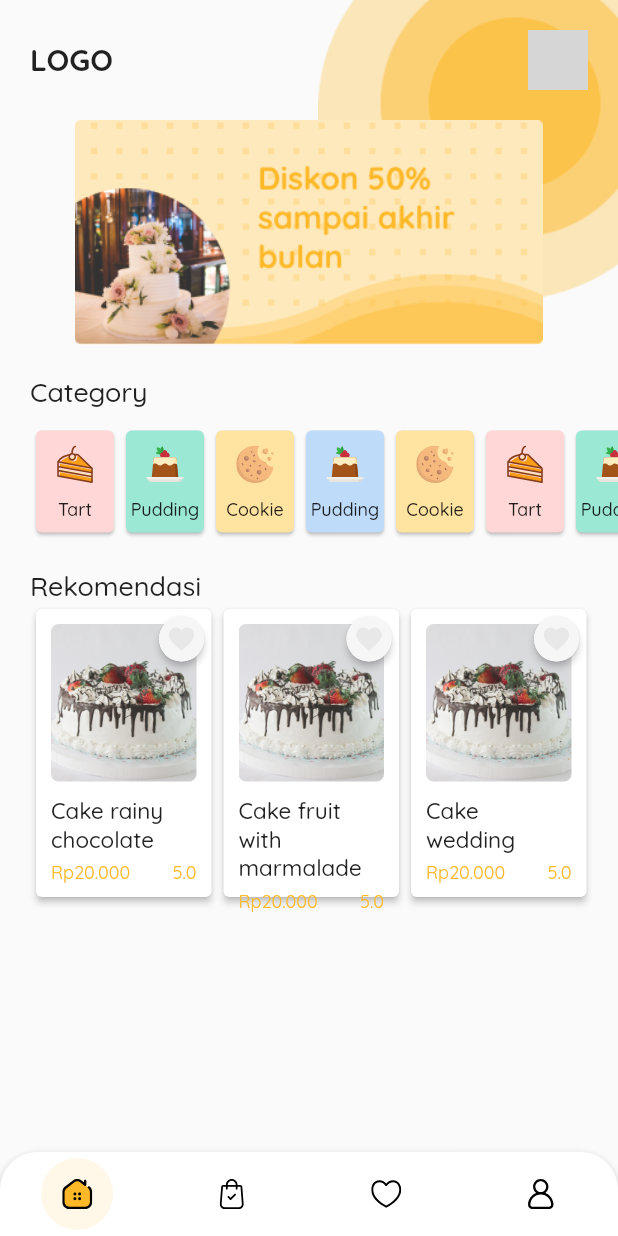
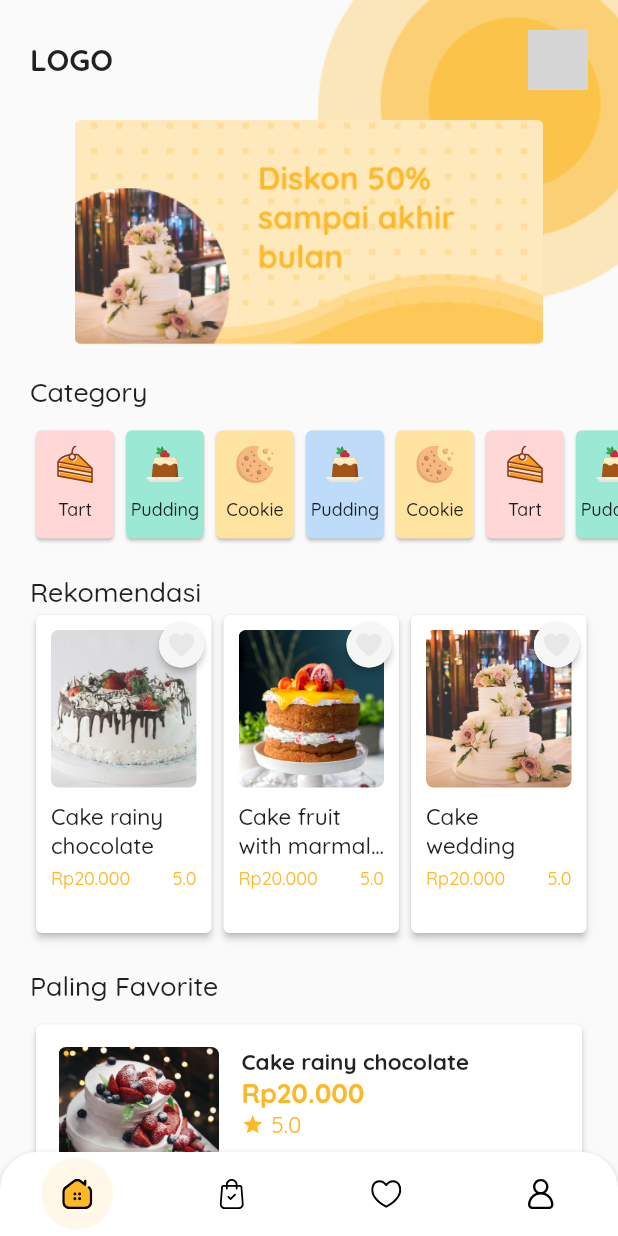
Before and after one commit to DeniJuly/CakeApp, a Flutter app: the screen it shows after launch, on a phone screen of 412 x 824 dp. Run offline on Flutter 3.47's test engine with Material 2 defaults, Android fonts, the phone set to English and light mode, and no system bars; drawn by our look-alikes of carousel_slider, flutter_snake_navigationbar; our stand-ins replace flutter_svg; network calls fail; grey boxes are pictures that could not be loaded.

Commit message:
favorite page

```diff
--- a/lib/component/category_card.dart
+++ b/lib/component/category_card.dart
@@ -19,10 +19,13 @@ class CategoryCard extends StatelessWidget {
             children: [
               SvgPicture.asset(icon),
               SizedBox(height: 10.0),
-              Text(title, style: TextStyle(
-                fontSize: 12,
-                fontWeight: FontWeight.w500,
-              ))
+              Text(title,
+                  maxLines: 1,
+                  overflow: TextOverflow.ellipsis,
+                  style: TextStyle(
+                    fontSize: 12,
+                    fontWeight: FontWeight.w500,
+                  ))
             ],
           ),
         ),
--- /dev/null
+++ b/lib/component/favorite_card.dart
@@ -0,0 +1,172 @@
+import 'package:flutter/material.dart';
+
+class FavoriteCard extends StatefulWidget {
+  final String title;
+  final String image;
+  final String price;
+  final String rate;
+  final double width;
+
+  FavoriteCard({this.title, this.image, this.price, this.rate, this.width});
+
+  @override
+  _FavoriteCardState createState() => _FavoriteCardState(
+      title: title, image: image, price: price, rate: rate, width: width);
+}
+
+class _FavoriteCardState extends State<FavoriteCard> {
+  final String title;
+  final String image;
+  final String price;
+  final String rate;
+  final double width;
+
+  _FavoriteCardState(
+      {this.title, this.image, this.price, this.rate, this.width});
+
+  @override
+  Widget build(BuildContext context) {
+    return Padding(
+      padding: EdgeInsets.only(left: 20, right: 20, top: 10),
+      child: SizedBox(
+        child: Card(
+          elevation: 2,
+          child: Padding(
+            padding: EdgeInsets.all(15.0),
+            child: Row(
+              crossAxisAlignment: CrossAxisAlignment.start,
+              children: [
+                ClipRRect(
+                  borderRadius: BorderRadius.circular(5),
+                  child: Image.asset(
+                    image,
+                    width: 107,
+                    height: 107,
+                    fit: BoxFit.cover,
+                  ),
+                ),
+                SizedBox(
+                  width: 15,
+                ),
+                Expanded(
+                  flex: 1,
+                  child: Container(
+                    height: 110,
+                    child: Column(
+                      crossAxisAlignment: CrossAxisAlignment.start,
+                      mainAxisAlignment: MainAxisAlignment.spaceBetween,
+                      children: [
+                        Column(
+                          crossAxisAlignment: CrossAxisAlignment.start,
+                          children: [
+                            Text(
+                              title,
+                              maxLines: 2,
+                              overflow: TextOverflow.ellipsis,
+                              style: TextStyle(
+                                  fontSize: 15, fontWeight: FontWeight.bold),
+                            ),
+                            Text(
+                              price,
+                              style: TextStyle(
+                                  fontSize: 18,
+                                  fontWeight: FontWeight.bold,
+                                  color: Color(0xffFDB827)),
+                            ),
+                            Row(
+                              children: [
+                                Icon(
+                                  Icons.star,
+                                  color: Color(0xffFDB827),
+                                  size: 15,
+                                ),
+                                SizedBox(
+                                  width: 5,
+                                ),
+                                Text(
+                                  rate,
+                                  style: TextStyle(
+                                      fontSize: 15, color: Color(0xffFDB827)),
+                                )
+                              ],
+                            ),
+                          ],
+                        ),
+                        Row(
+                          children: [
+                            Container(
+                              width: 30,
+                              height: 30,
+                              decoration: BoxDecoration(
+                                borderRadius: BorderRadius.circular(30),
+                                color: Color(0xffF6F6F6),
+                              ),
+                              child: Icon(
+                                Icons.favorite,
+                                size: 20,
+                                color: Color(0xffFDB827),
+                              ),
+                            ),
+                            SizedBox(
+                              width: 10,
+                            ),
+                            Container(
+                              width: 30,
+                              height: 30,
+                              decoration: BoxDecoration(
+                                borderRadius: BorderRadius.circular(30),
+                                color: Color(0xffF6F6F6),
+                              ),
+                              child: Center(
+                                  child: Text(
+                                '-',
+                                style: TextStyle(
+                                  fontSize: 18,
+                                  fontWeight: FontWeight.bold,
+                                  color: Color(0xffFDB827),
+                                ),
+                              )),
+                            ),
+                            Padding(
+                              padding:
+                                  const EdgeInsets.symmetric(horizontal: 10),
+                              child: Text(
+                                '1',
+                                style: TextStyle(
+                                  fontSize: 18,
+                                  fontWeight: FontWeight.bold,
+                                  color: Color(0xffFDB827),
+                                ),
+                              ),
+                            ),
+                            Container(
+                              width: 30,
+                              height: 30,
+                              decoration: BoxDecoration(
+                                borderRadius: BorderRadius.circular(30),
+                                color: Color(0xffF6F6F6),
+                              ),
+                              child: Center(
+                                  child: Text(
+                                '+',
+                                style: TextStyle(
+                                  fontSize: 18,
+                                  fontWeight: FontWeight.bold,
+                                  color: Color(0xffFDB827),
+                                ),
+                              )),
+                            ),
+                          ],
+                        )
+                      ],
+                    ),
+                  ),
+                )
+              ],
+            ),
+          ),
+        ),
+      ),
+    );
+  }
+}
--- a/lib/component/recomendation_card.dart
+++ b/lib/component/recomendation_card.dart
@@ -19,13 +19,15 @@ class RecomendationCard extends StatelessWidget {
             Stack(
               children: [
                 Padding(
-                  padding: const EdgeInsets.only(left: 10.0, top: 10.0, right: 10.0),
+                  padding:
+                      const EdgeInsets.only(left: 10.0, top: 10.0, right: 10.0),
                   child: SizedBox(
                     width: 105,
                     height: 105,
-                    child:  ClipRRect(
+                    child: ClipRRect(
                       borderRadius: BorderRadius.all(Radius.circular(5)),
-                      child: Image.asset(image,
+                      child: Image.asset(
+                        image,
                         fit: BoxFit.cover,
                         width: 105,
                         height: 105,
@@ -42,36 +44,44 @@ class RecomendationCard extends StatelessWidget {
                       child: Container(
                         decoration: BoxDecoration(
                             borderRadius: BorderRadius.circular(30),
-                            color: Color(0xffF6F6F6)
-                        ),
+                            color: Color(0xffF6F6F6)),
                         width: 30,
                         height: 30,
-                        child: Icon(Icons.favorite, size: 20, color: Color(0xffE8E8E8),),
+                        child: Icon(
+                          Icons.favorite,
+                          size: 20,
+                          color: Color(0xffE8E8E8),
+                        ),
                       ),
-                    )
-                )
+                    ))
               ],
             ),
             Padding(
               padding: EdgeInsets.symmetric(horizontal: 10.0, vertical: 10.0),
               child: Column(
                 children: [
-                  Text(title, style: TextStyle(
-                      fontSize: 15,
-                      fontWeight: FontWeight.w500
-                  ),),
-                  SizedBox(height: 5,),
+                  Text(
+                    title,
+                    maxLines: 2,
+                    overflow: TextOverflow.ellipsis,
+                    style: TextStyle(fontSize: 15, fontWeight: FontWeight.w500),
+                  ),
+                  SizedBox(
+                    height: 5,
+                  ),
                   Row(
                     mainAxisAlignment: MainAxisAlignment.spaceBetween,
                     children: [
-                      Text(price, style: TextStyle(
-                          fontSize: 12,
-                          color: Color(0xffFDB827)
-                      ),),
-                      Text(rate, style: TextStyle(
-                          fontSize: 12,
-                          color: Color(0xffFDB827)
-                      ),),
+                      Text(
+                        price,
+                        style:
+                            TextStyle(fontSize: 12, color: Color(0xffFDB827)),
+                      ),
+                      Text(
+                        rate,
+                        style:
+                            TextStyle(fontSize: 12, color: Color(0xffFDB827)),
+                      ),
                     ],
                   )
                 ],
--- a/lib/main.dart
+++ b/lib/main.dart
@@ -2,15 +2,14 @@ import 'package:flutter/cupertino.dart';
 import 'package:flutter/material.dart';
 import 'package:flutter_snake_navigationbar/flutter_snake_navigationbar.dart';
 import 'package:flutter_svg/flutter_svg.dart';
+import 'package:magandhy_cake/pages/favorite.dart';
 import 'package:magandhy_cake/pages/home.dart';
 
 void main() => runApp(MaterialApp(
-  home: MyApp(),
-  debugShowCheckedModeBanner: false,
-  theme: ThemeData(
-    fontFamily: 'Quicksand'
-  ),
-));
+      home: MyApp(),
+      debugShowCheckedModeBanner: false,
+      theme: ThemeData(fontFamily: 'Quicksand'),
+    ));
 
 class MyApp extends StatefulWidget {
   @override
@@ -23,20 +22,18 @@ class _MyAppState extends State<MyApp> {
   EdgeInsets padding = const EdgeInsets.all(12);
   ShapeBorder bottomBarShape = const RoundedRectangleBorder(
     borderRadius: BorderRadius.only(
-        topLeft: Radius.circular(25),
-        topRight: Radius.circular(25)
-    ),
+        topLeft: Radius.circular(25), topRight: Radius.circular(25)),
   );
   SnakeBarBehaviour snakeBarStyle = SnakeBarBehaviour.floating;
   Color selectedColor = Colors.black;
   List _PageView = [
     Home(),
     Text('Hallo 2'),
-    Text('Hallo 3'),
+    Favorite(),
     Text('Hallo 4'),
   ];
 
-  onPageChange(val){
+  onPageChange(val) {
     this.setState(() {
       _selectedItemPosition = val;
     });
@@ -63,34 +60,29 @@ class _MyAppState extends State<MyApp> {
           showSelectedLabels: false,
 
           currentIndex: _selectedItemPosition,
-          onTap: (index) => setState(() => _selectedItemPosition = index ),
+          onTap: (index) => setState(() => _selectedItemPosition = index),
           items: [
             BottomNavigationBarItem(
-                icon: _selectedItemPosition==0?
-                  new SvgPicture.asset('assets/icons/home-active.svg') :
-                  new SvgPicture.asset('assets/icons/home.svg'),
-                label: 'Home'
-            ),
+                icon: _selectedItemPosition == 0
+                    ? new SvgPicture.asset('assets/icons/home-active.svg')
+                    : new SvgPicture.asset('assets/icons/home.svg'),
+                label: 'Home'),
             BottomNavigationBarItem(
-                icon: _selectedItemPosition==1?
-                  new SvgPicture.asset('assets/icons/shop-active.svg') :
-                  new SvgPicture.asset('assets/icons/shop.svg'),
-                label: 'Shop'
-            ),
+                icon: _selectedItemPosition == 1
+                    ? new SvgPicture.asset('assets/icons/shop-active.svg')
+                    : new SvgPicture.asset('assets/icons/shop.svg'),
+                label: 'Shop'),
             BottomNavigationBarItem(
-                icon: _selectedItemPosition==2?
-                new SvgPicture.asset('assets/icons/love-active.svg') :
-                new SvgPicture.asset('assets/icons/love.svg'),
-                label: 'Shop'
-            ),
+                icon: _selectedItemPosition == 2
+                    ? new SvgPicture.asset('assets/icons/love-active.svg')
+                    : new SvgPicture.asset('assets/icons/love.svg'),
+                label: 'Shop'),
             BottomNavigationBarItem(
-                icon: _selectedItemPosition==3?
-                new SvgPicture.asset('assets/icons/profile-active.svg') :
-                new SvgPicture.asset('assets/icons/profile.svg'),
-                label: 'Shop'
-            ),
+                icon: _selectedItemPosition == 3
+                    ? new SvgPicture.asset('assets/icons/profile-active.svg')
+                    : new SvgPicture.asset('assets/icons/profile.svg'),
+                label: 'Shop'),
           ],
-        )
-    );
+        ));
   }
 }
--- /dev/null
+++ b/lib/pages/favorite.dart
@@ -0,0 +1,67 @@
+import 'package:flutter/material.dart';
+import 'package:magandhy_cake/component/favorite_card.dart';
+
+final List<Map> favoriteList = [
+  {
+    'image': 'assets/images/cake4.png',
+    'title': 'Cake rainy chocolate',
+    'price': 'Rp20.000',
+    'rate': '5.0'
+  },
+  {
+    'image': 'assets/images/cake5.png',
+    'title': 'Cute pudding with delicious strawberry',
+    'price': 'Rp25.000',
+    'rate': '5.0'
+  },
+  {
+    'image': 'assets/images/cake6.png',
+    'title': 'Donuts',
+    'price': 'Rp25.000',
+    'rate': '5.0'
+  },
+];
+
+class Favorite extends StatelessWidget {
+  @override
+  Widget build(BuildContext context) {
+    MediaQueryData queryData = MediaQuery.of(context);
+
+    final List<Widget> _buildFavoriteCard = favoriteList
+        .map((data) => FavoriteCard(
+              title: data['title'],
+              image: data['image'],
+              width: queryData.size.width,
+              rate: data['rate'],
+              price: data['price'],
+            ))
+        .toList();
+    return Scaffold(
+      body: SafeArea(
+        child: Container(
+          width: queryData.size.width,
+          height: queryData.size.height,
+          color: Colors.white,
+          child: SingleChildScrollView(
+            child: Column(
+              crossAxisAlignment: CrossAxisAlignment.start,
+              children: [
+                SizedBox(
+                  height: 20,
+                ),
+                Padding(
+                  padding: const EdgeInsets.symmetric(horizontal: 20),
+                  child: Text(
+                    'FAVORITE',
+                    style: TextStyle(fontSize: 20, fontWeight: FontWeight.bold),
+                  ),
+                ),
+                Column(children: _buildFavoriteCard),
+              ],
+            ),
+          ),
+        ),
+      ),
+    );
+  }
+}
--- a/lib/pages/home.dart
+++ b/lib/pages/home.dart
@@ -1,8 +1,11 @@
 import 'package:carousel_slider/carousel_slider.dart';
 import 'package:flutter/cupertino.dart';
 import 'package:flutter/material.dart';
+import 'package:flutter/services.dart';
 import 'package:magandhy_cake/component/category_card.dart';
+import 'package:magandhy_cake/component/favorite_card.dart';
 import 'package:magandhy_cake/component/recomendation_card.dart';
+
 final List<String> imgList = [
   'assets/images/banner.png',
   'assets/images/banner.png',
@@ -20,9 +23,45 @@ final List<Map> categoryList = [
 ];
 
 final List<Map> recomendationList = [
-  {'image': 'assets/images/cake.png', 'title': 'Cake rainy chocolate', 'price': 'Rp20.000', 'rate': '5.0'},
-  {'image': 'assets/images/cake.png', 'title': 'Cake fruit with marmalade', 'price': 'Rp20.000', 'rate': '5.0'},
-  {'image': 'assets/images/cake.png', 'title': 'Cake wedding', 'price': 'Rp20.000', 'rate': '5.0'},
+  {
+    'image': 'assets/images/cake.png',
+    'title': 'Cake rainy chocolate',
+    'price': 'Rp20.000',
+    'rate': '5.0'
+  },
+  {
+    'image': 'assets/images/cake2.png',
+    'title': 'Cake fruit with marmalade',
+    'price': 'Rp20.000',
+    'rate': '5.0'
+  },
+  {
+    'image': 'assets/images/cake3.png',
+    'title': 'Cake wedding',
+    'price': 'Rp20.000',
+    'rate': '5.0'
+  },
+];
+
+final List<Map> favoriteList = [
+  {
+    'image': 'assets/images/cake4.png',
+    'title': 'Cake rainy chocolate',
+    'price': 'Rp20.000',
+    'rate': '5.0'
+  },
+  {
+    'image': 'assets/images/cake5.png',
+    'title': 'Cute pudding with delicious strawberry',
+    'price': 'Rp25.000',
+    'rate': '5.0'
+  },
+  {
+    'image': 'assets/images/cake6.png',
+    'title': 'Donuts',
+    'price': 'Rp25.000',
+    'rate': '5.0'
+  },
 ];
 
 class Home extends StatelessWidget {
@@ -32,7 +71,10 @@ class Home extends StatelessWidget {
       scrollDirection: Axis.horizontal,
       itemCount: categoryList.length,
       itemBuilder: (BuildContext context, int index) {
-        return CategoryCard(icon: categoryList[index]['icon'], title: categoryList[index]['title'], color: categoryList[index]['color']);
+        return CategoryCard(
+            icon: categoryList[index]['icon'],
+            title: categoryList[index]['title'],
+            color: categoryList[index]['color']);
       },
     );
   }
@@ -55,15 +97,34 @@ class Home extends StatelessWidget {
 
   @override
   Widget build(BuildContext context) {
-    final List<Widget> imageSliders = imgList.map((item) =>
-        Container(
+    SystemChrome.setSystemUIOverlayStyle(SystemUiOverlayStyle(
+        statusBarIconBrightness: Brightness.dark,
+        statusBarColor: Colors.white));
+
+    final List<Widget> imageSliders = imgList
+        .map(
+          (item) => Container(
             decoration: BoxDecoration(
-            borderRadius: BorderRadius.all(Radius.circular(5))
+                borderRadius: BorderRadius.all(Radius.circular(5))),
+            margin: EdgeInsets.symmetric(horizontal: 20.0),
+            child: Image.asset(
+              'assets/images/banner.png',
+              fit: BoxFit.cover,
             ),
-          margin: EdgeInsets.symmetric(horizontal: 20.0),
-          child: Image.asset('assets/images/banner.png', fit: BoxFit.cover,),
           ),
-    ).toList();
+        )
+        .toList();
+    MediaQueryData queryData = MediaQuery.of(context);
+
+    final List<Widget> _buildFavoriteCard = favoriteList
+        .map((data) => FavoriteCard(
+              title: data['title'],
+              image: data['image'],
+              width: queryData.size.width,
+              rate: data['rate'],
+              price: data['price'],
+            ))
+        .toList();
 
     return Scaffold(
       body: SafeArea(
@@ -72,7 +133,8 @@ class Home extends StatelessWidget {
             Row(
               mainAxisAlignment: MainAxisAlignment.end,
               children: [
-                      Image.asset('assets/images/bg-home.png',
+                Image.asset(
+                  'assets/images/bg-home.png',
                   width: 200,
                 )
               ],
@@ -88,13 +150,15 @@ class Home extends StatelessWidget {
                       mainAxisAlignment: MainAxisAlignment.spaceBetween,
                       crossAxisAlignment: CrossAxisAlignment.center,
                       children: [
-                              Text('LOGO', style: TextStyle(
-                                fontWeight: FontWeight.w700,
-                                fontSize: 20
-                              ),),
+                        Text(
+                          'LOGO',
+                          style: TextStyle(
+                              fontWeight: FontWeight.w700, fontSize: 20),
+                        ),
                         CircleAvatar(
                           radius: 20,
-                                backgroundImage: NetworkImage('https://scontent.fcgk18-1.fna.fbcdn.net/v/t1.0-9/131471561_2930336917198881_2902553514573802450_o.jpg?_nc_cat=111&ccb=3&_nc_sid=09cbfe&_nc_ohc=ECyioBOZVBkAX-LAttP&_nc_ht=scontent.fcgk18-1.fna&oh=7ab5c5925ab1d9433225ecb92ce1a519&oe=604EE4DE'),
+                          backgroundImage: NetworkImage(
+                              'https://scontent.fcgk18-1.fna.fbcdn.net/v/t1.0-9/131471561_2930336917198881_2902553514573802450_o.jpg?_nc_cat=111&ccb=1-3&_nc_sid=09cbfe&_nc_ohc=DnnOLiFTcCUAX-XxfjA&_nc_ht=scontent.fcgk18-1.fna&oh=e701d7faab2fa46c357a2f91e12dc188&oe=607671DE'),
                           backgroundColor: Colors.grey,
                         )
                       ],
@@ -105,44 +169,55 @@ class Home extends StatelessWidget {
                   //Carousel
                   CarouselSlider(
                     options: CarouselOptions(
-                            autoPlay: true,
-                            viewportFraction: 1.0,
-                            height: 150
-                          ),
+                        autoPlay: true, viewportFraction: 1.0, height: 150),
                     items: imageSliders,
                   ),
                   // End Carousel
-                        SizedBox(height: 20.0,),
+                  SizedBox(
+                    height: 20.0,
+                  ),
 
                   // Category
                   Padding(
                     padding: EdgeInsets.symmetric(horizontal: 20.0),
-                          child: Text('Category', style: TextStyle(
-                            fontSize: 18,
-                            fontWeight: FontWeight.w500
-                          )),
+                    child: Text('Category',
+                        style: TextStyle(
+                            fontSize: 18, fontWeight: FontWeight.w500)),
                   ),
-                        SizedBox(height: 10,),
+                  SizedBox(
+                    height: 10,
+                  ),
                   Container(
-                          height: 76,
+                    height: 80,
                     child: _buildCategoryCard(),
                   ),
                   // End Category
-                        SizedBox(height: 20.0,),
+                  SizedBox(
+                    height: 20.0,
+                  ),
 
                   // Rekomendasi
                   Padding(
                     padding: EdgeInsets.symmetric(horizontal: 20.0),
-                          child: Text('Rekomendasi', style: TextStyle(
-                              fontSize: 18,
-                              fontWeight: FontWeight.w500
-                          )),
+                    child: Text('Rekomendasi',
+                        style: TextStyle(
+                            fontSize: 18, fontWeight: FontWeight.w500)),
                   ),
-                        Container(
-                          height: 200,
-                            child: _buildRecomendationCard()),
+                  Container(height: 220, child: _buildRecomendationCard()),
                   // End Rekomendasi
-                        SizedBox(height: 20,)
+                  SizedBox(
+                    height: 20,
+                  ),
+
+                  // Favorite
+                  Padding(
+                    padding: EdgeInsets.symmetric(horizontal: 20.0),
+                    child: Text('Paling Favorite',
+                        style: TextStyle(
+                            fontSize: 18, fontWeight: FontWeight.w500)),
+                  ),
+                  Column(children: _buildFavoriteCard),
+                  // End Favorite
                 ],
               ),
             )
--- a/pubspec.yaml
+++ b/pubspec.yaml
@@ -26,6 +26,7 @@ dependencies:
   flutter_snake_navigationbar: ^0.4.4
   flutter_svg: ^0.18.0
   carousel_slider: ^3.0.0
+  flutter_statusbarcolor: ^0.2.3
 
 
   # The following adds the Cupertino Icons font to your application.
```
Also changed, not shown: assets/images/cake2.png (added), assets/images/cake3.png (added), assets/images/cake4.png (added), assets/images/cake5.png (added), assets/images/cake6.png (added), pubspec.lock, 7 other files. Lines whose indentation alone changed are shown as unchanged.
